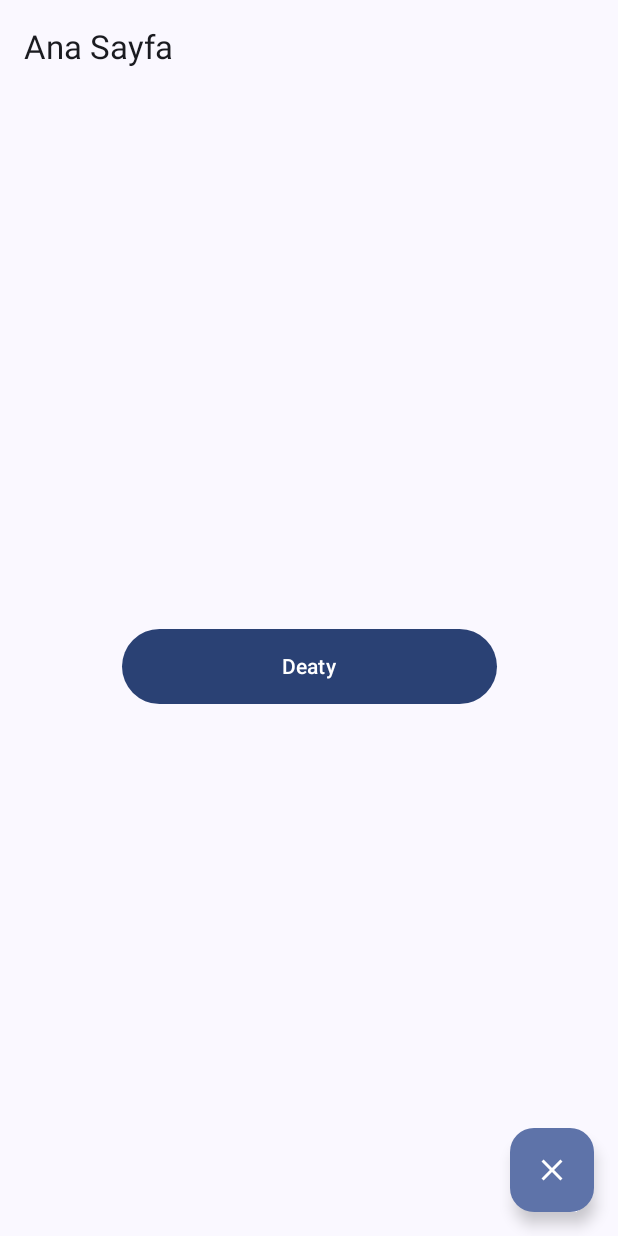
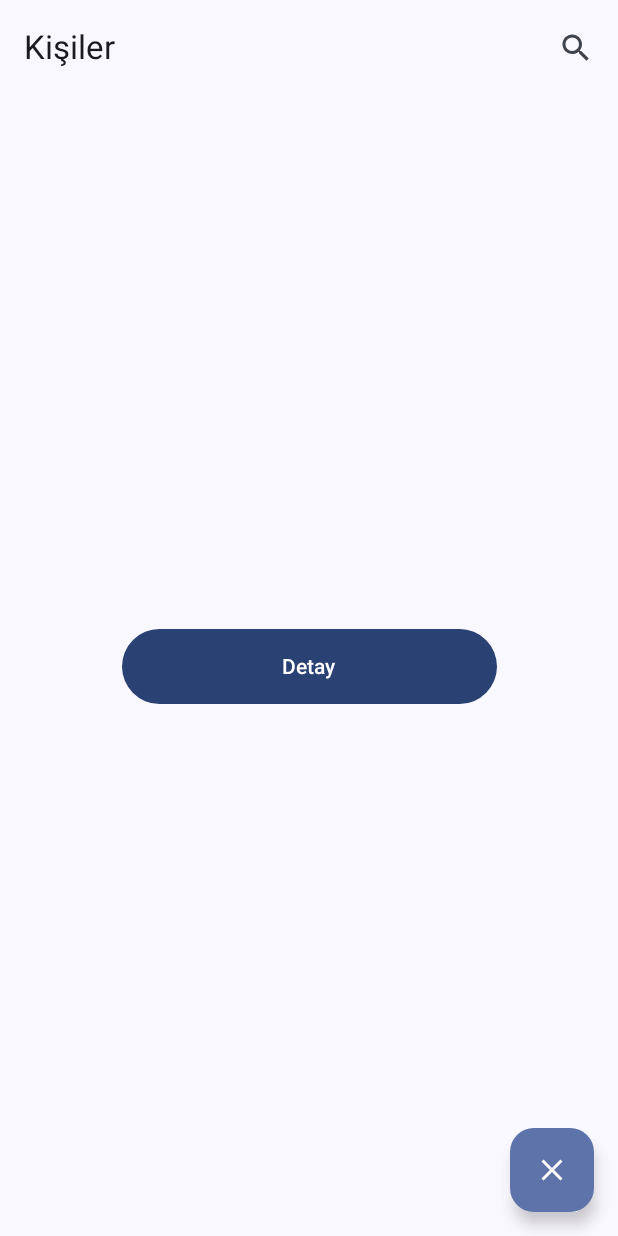
Before and after one commit to MASalmanss/ContactAppJetPackCompose, an Android app built with Jetpack Compose: the screen it shows after launch (MainActivity), on a phone screen of 412 x 824 dp. Run offline under Robolectric (Android 15) with nearby library versions, the phone set to English and light mode, and no system bars.

Commit message:
AppBar changed

```diff
--- a/contactApp/app/src/main/java/com/example/contactappjetpackcompose/uix/view/Anasayfa.kt
+++ b/contactApp/app/src/main/java/com/example/contactappjetpackcompose/uix/view/Anasayfa.kt
@@ -1,6 +1,5 @@
 package com.example.contactappjetpackcompose.uix.view
 
-import android.icu.text.CaseMap.Title
 import androidx.compose.foundation.layout.Arrangement
 import androidx.compose.foundation.layout.Column
 import androidx.compose.foundation.layout.fillMaxSize
@@ -10,6 +9,7 @@ import androidx.compose.material3.Button
 import androidx.compose.material3.ExperimentalMaterial3Api
 import androidx.compose.material3.FloatingActionButton
 import androidx.compose.material3.Icon
+import androidx.compose.material3.IconButton
 import androidx.compose.material3.Scaffold
 import androidx.compose.material3.Text
 import androidx.compose.material3.TopAppBar
@@ -30,26 +30,64 @@ import com.google.gson.Gson
 
 @OptIn(ExperimentalMaterial3Api::class)
 @Composable
-fun AnaSayfa(navController: NavController){
+fun AnaSayfa(navController: NavController) {
 
-    var arama by remember { mutableStateOf(false) }
-    Scaffold (topBar = { TopAppBar(title = { Text("Ana Sayfa") }) }
-            , floatingActionButton = { FloatingActionButton(onClick = {navController.navigate("KisiKayitSayfa")}
-            , content = { Icon(painter = painterResource(R.drawable.kapa_resim_24) , contentDescription = "") })} )
-    { innerpadding ->
-        Column (modifier = Modifier.fillMaxSize().padding(innerpadding)
-            , verticalArrangement = Arrangement.SpaceEvenly
-            , horizontalAlignment = Alignment.CenterHorizontally)
-        {
+    var aramaYapiliyorMu by remember { mutableStateOf(false) }
+    var tf by remember { mutableStateOf("") }
 
-            Button(modifier = Modifier.size(250.dp , 50.dp) , onClick = {
-                val kisi = Kisiler(1, "Ahmet" , "1111")
-                val kisiJson = Gson().toJson(kisi)
-                navController.navigate("KisiDetaySayfa/$kisiJson")
-            }) {
-                Text(text = "Deaty")
+    Scaffold(
+        topBar = {
+            TopAppBar(
+                actions = {
+                    IconButton(onClick = {
+                        aramaYapiliyorMu = !aramaYapiliyorMu
+                    }) {
+                        Icon(
+                            painter = painterResource(R.drawable.ara_resim_24),
+                            contentDescription = "Arama İkonu"
+                        )
+                    }
+                },
+                title = {
+                    if (aramaYapiliyorMu) {
+                        Text("Arama")
+                    } else {
+                        Text("Kişiler")
+                    }
+                }
+            )
+        },
+        floatingActionButton = {
+            FloatingActionButton(
+                onClick = {
+                    navController.navigate("KisiKayitSayfa")
+                },
+                content = {
+                    Icon(
+                        painter = painterResource(R.drawable.kapa_resim_24),
+                        contentDescription = "Kişi Kayıt"
+                    )
+                }
+            )
+        }
+    ) { innerPadding ->
+        Column(
+            modifier = Modifier
+                .fillMaxSize()
+                .padding(innerPadding),
+            verticalArrangement = Arrangement.SpaceEvenly,
+            horizontalAlignment = Alignment.CenterHorizontally
+        ) {
+            Button(
+                modifier = Modifier.size(250.dp, 50.dp),
+                onClick = {
+                    val kisi = Kisiler(1, "Ahmet", "1111")
+                    val kisiJson = Gson().toJson(kisi)
+                    navController.navigate("KisiDetaySayfa/$kisiJson")
+                }
+            ) {
+                Text(text = "Detay")
             }
-
         }
     }
 }
```
